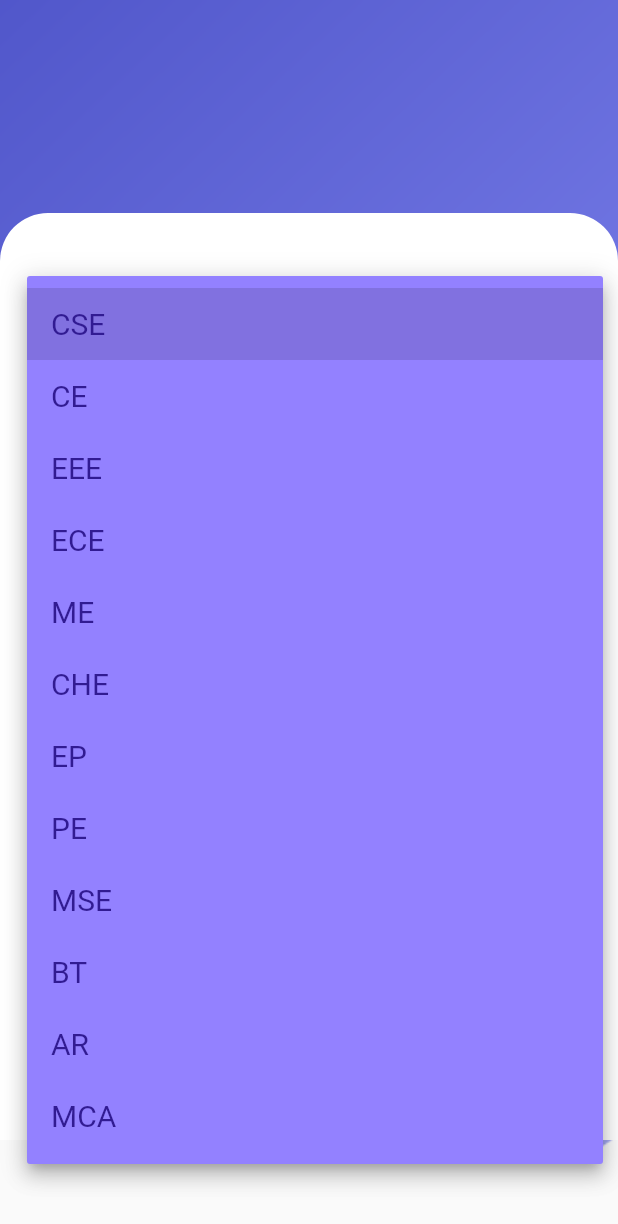
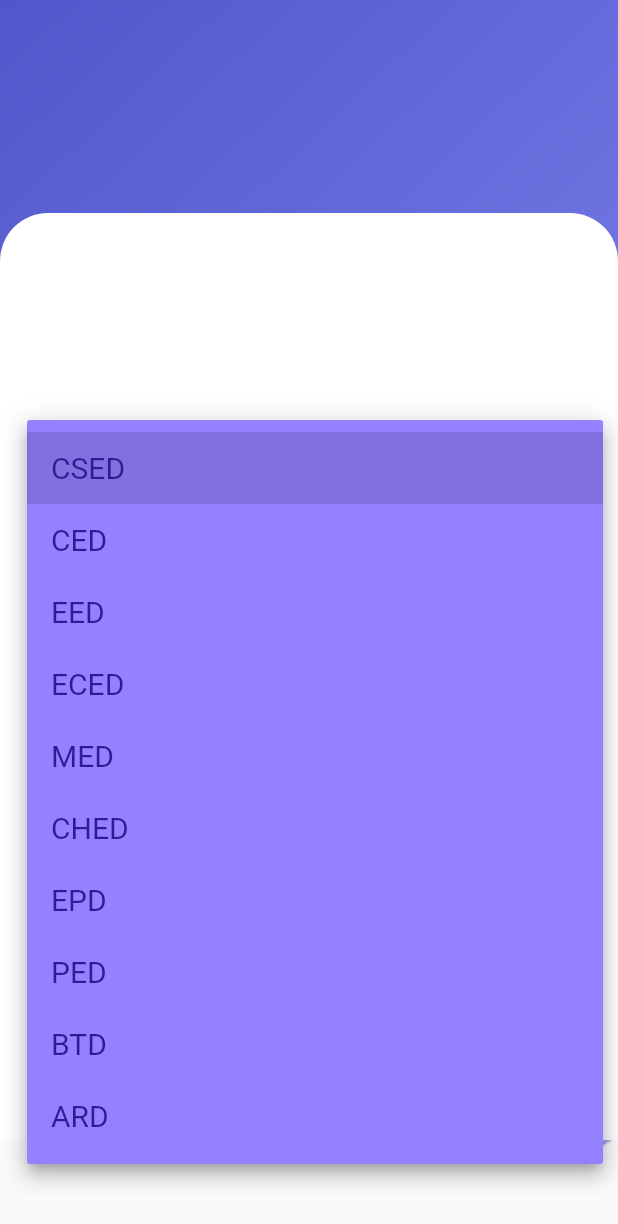
Before and after one commit to aadhi-prem/Duty-Normalizer-App, a Flutter app: the Filter_Indv screen opened directly, after a tap on "Select Stream:", on a phone screen of 412 x 824 dp. Shown: the top 1224 px of the screen. Run offline on Flutter 3.47's test engine with Material 2 defaults, Android fonts, the phone set to English and light mode, and no system bars; our stand-ins replace csv, dotted_border, file_picker, fluttertoast, open_file and 3 more; missing offline and left inert: dart:ffi; accounts and stored records are empty; project files that could hold a hidden picture were left out.

Commit message:
Add files via upload
updated dept list

```diff
--- a/lib/filter_reportINDV.dart
+++ b/lib/filter_reportINDV.dart
@@ -22,7 +22,7 @@ class _Filter_IndvState extends State<Filter_Indv> {
 
 
 
-  List _deptList=["CSE","CE","EEE","ECE","ME","CHE","EP","PE","MSE","BT","AR","MCA"];
+  List _deptList=["CSED","CED","EED","ECED","MED","CHED","EPD","PED","BTD","ARD"];
   List _catList=["MTech","PhD","Faculty"];
   // String _year='';
   String? dept;
```
